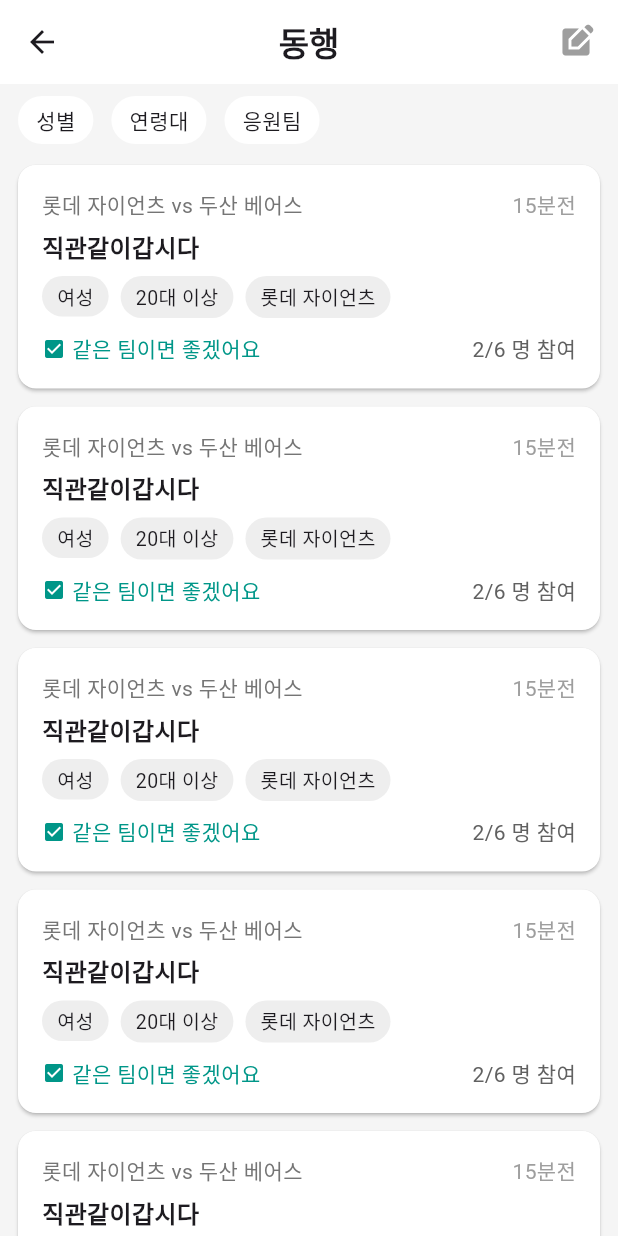
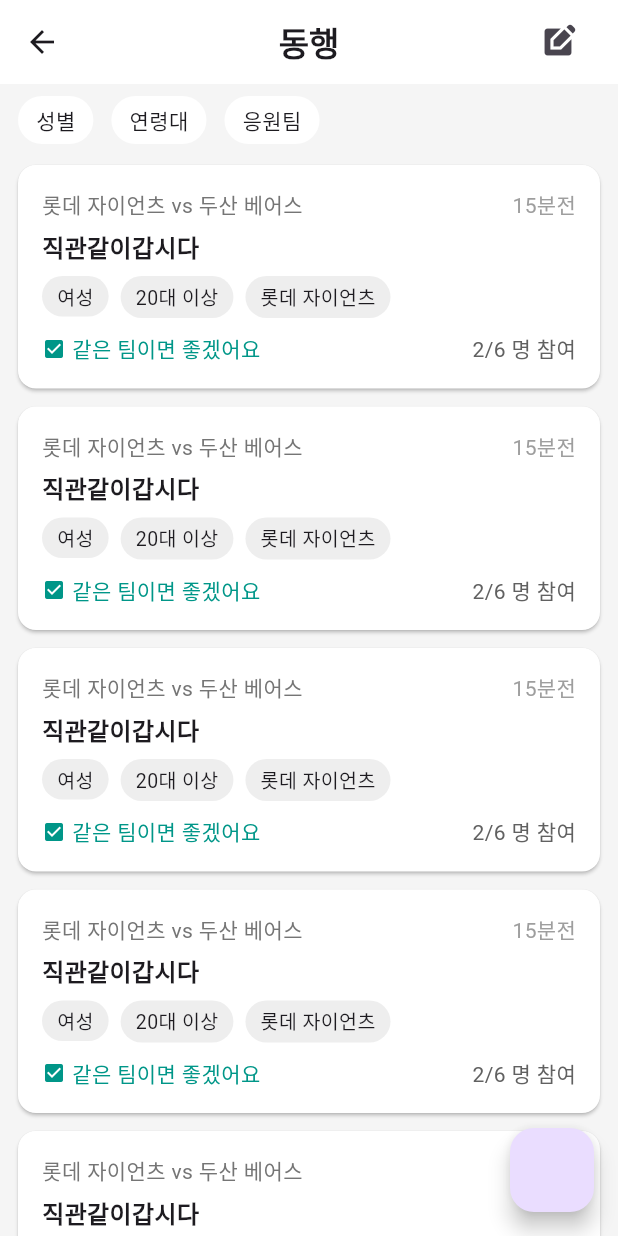
Before and after one commit to ballkkaye/frontend, a Flutter app: the UserMatchListPage screen opened directly, on a phone screen of 412 x 824 dp. Run offline on Flutter 3.47's test engine with Material 3 defaults, Android fonts, the phone set to English and light mode, and no system bars; our stand-ins replace dio, flutter_dotenv, flutter_riverpod, flutter_svg, validators.

Commit message:
appbar 메서드화 floatingActionButton 추가

```diff
--- a/lib/ui/pages/holder/user_match/list_page/user_match_list_page.dart
+++ b/lib/ui/pages/holder/user_match/list_page/user_match_list_page.dart
@@ -1,3 +1,4 @@
+import 'package:ballkkaye_frontend/ui/pages/holder/user_match/detail_page/user_match_detail_page.dart';
 import 'package:flutter/material.dart';
 
 import 'widgets/user_match_list_body.dart';
@@ -9,22 +10,42 @@ class UserMatchListPage extends StatelessWidget {
   Widget build(BuildContext context) {
     return Scaffold(
       backgroundColor: Color(0xFFF5F5F5),
-      appBar: AppBar(
+      appBar: _appbar(context),
+      body: UserMatchListBody(),
+      floatingActionButton: FloatingActionButton(onPressed: () {
+        Navigator.push(
+          context,
+          MaterialPageRoute(builder: (_) => UserMatchDetailPage()),
+        );
+      }),
+    );
+  }
+
+  AppBar _appbar(BuildContext context) {
+    return AppBar(
       backgroundColor: Colors.white,
       title: Text("동행", style: TextStyle(fontWeight: FontWeight.bold)),
       centerTitle: true,
       actions: [
         Padding(
           padding: const EdgeInsets.only(right: 16),
-            child: Icon(
-              Icons.edit_square,
-              color: Colors.grey,
+          child: IconButton(
+            icon: Icon(Icons.edit_square),
+            onPressed: () {
+              Navigator.push(
+                context,
+                MaterialPageRoute(builder: (_) => UserMatchDetailPage()),
+              );
+            },
           ),
         ),
       ],
-        leading: Icon(Icons.arrow_back),
+      leading: IconButton(
+        icon: Icon(Icons.arrow_back),
+        onPressed: () {
+          Navigator.pop(context);
+        },
       ),
-      body: UserMatchListBody(),
     );
   }
 }
--- a/lib/ui/pages/holder/user_match/list_page/widgets/user_match_list_card.dart
+++ b/lib/ui/pages/holder/user_match/list_page/widgets/user_match_list_card.dart
@@ -1,11 +1,20 @@
+import 'package:ballkkaye_frontend/ui/pages/holder/user_match/detail_page/user_match_detail_page.dart';
 import 'package:flutter/material.dart';
 
 class UserMatchListCard extends StatelessWidget {
   @override
   Widget build(BuildContext context) {
     return Card(
+      margin: EdgeInsets.symmetric(horizontal: 12, vertical: 6),
+      clipBehavior: Clip.hardEdge, // 중요! ripple overflow 방지
       color: Colors.white,
-      margin: EdgeInsets.symmetric(horizontal: 12, vertical: 6),
+      child: InkWell(
+        onTap: () {
+          Navigator.push(
+            context,
+            MaterialPageRoute(builder: (_) => UserMatchDetailPage()),
+          );
+        },
         child: Padding(
           padding: EdgeInsets.all(16),
           child: Column(
@@ -52,6 +61,7 @@ class UserMatchListCard extends StatelessWidget {
             ],
           ),
         ),
+      ),
     );
   }
 
```
Also changed, not shown: lib/ui/pages/holder/user_match/detail_page/user_match_detail_page.dart (+16 -0 lines). Lines whose indentation alone changed are shown as unchanged.
